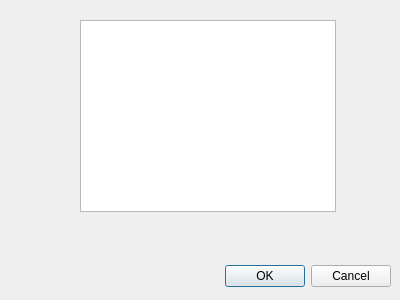
Old version of the form windowreader.ui in the repository maximillian2/time-series.
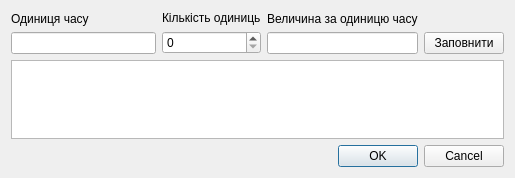
New version of the form.

Commit message: Added custom table view and help classes.

The edit to the form file:
```diff
--- a/windowreader.ui
+++ b/windowreader.ui
@@ -6,39 +6,98 @@
    <rect>
     <x>0</x>
     <y>0</y>
-    <width>400</width>
-    <height>300</height>
+    <width>515</width>
+    <height>178</height>
    </rect>
   </property>
   <property name="windowTitle">
    <string>Dialog</string>
   </property>
-  <widget class="QDialogButtonBox" name="buttonBox">
-   <property name="geometry">
-    <rect>
-     <x>50</x>
-     <y>260</y>
-     <width>341</width>
-     <height>32</height>
-    </rect>
-   </property>
-   <property name="orientation">
-    <enum>Qt::Horizontal</enum>
-   </property>
-   <property name="standardButtons">
-    <set>QDialogButtonBox::Cancel|QDialogButtonBox::Ok</set>
-   </property>
-  </widget>
-  <widget class="QTableView" name="tableView">
-   <property name="geometry">
-    <rect>
-     <x>80</x>
-     <y>20</y>
-     <width>256</width>
-     <height>192</height>
-    </rect>
-   </property>
-  </widget>
+  <layout class="QVBoxLayout" name="verticalLayout_5">
+   <item>
+    <layout class="QHBoxLayout" name="horizontalLayout">
+     <item>
+      <layout class="QVBoxLayout" name="verticalLayout">
+       <item>
+        <widget class="QLabel" name="label_2">
+         <property name="text">
+          <string>Одиниця часу</string>
+         </property>
+        </widget>
+       </item>
+       <item>
+        <widget class="QLineEdit" name="unitLineEdit"/>
+       </item>
+      </layout>
+     </item>
+     <item>
+      <layout class="QVBoxLayout" name="verticalLayout_2">
+       <item>
+        <widget class="QLabel" name="label_4">
+         <property name="text">
+          <string>Кількість одиниць</string>
+         </property>
+        </widget>
+       </item>
+       <item>
+        <widget class="QSpinBox" name="spinBox"/>
+       </item>
+      </layout>
+     </item>
+     <item>
+      <layout class="QVBoxLayout" name="verticalLayout_3">
+       <item>
+        <widget class="QLabel" name="label_3">
+         <property name="text">
+          <string>Величина за одиницю часу</string>
+         </property>
+        </widget>
+       </item>
+       <item>
+        <widget class="QLineEdit" name="valuePerUnitEdit"/>
+       </item>
+      </layout>
+     </item>
+     <item>
+      <layout class="QVBoxLayout" name="verticalLayout_4">
+       <item>
+        <spacer name="verticalSpacer_2">
+         <property name="orientation">
+          <enum>Qt::Vertical</enum>
+         </property>
+         <property name="sizeHint" stdset="0">
+          <size>
+           <width>20</width>
+           <height>40</height>
+          </size>
+         </property>
+        </spacer>
+       </item>
+       <item>
+        <widget class="QPushButton" name="fillPushButton">
+         <property name="text">
+          <string>Заповнити</string>
+         </property>
+        </widget>
+       </item>
+      </layout>
+     </item>
+    </layout>
+   </item>
+   <item>
+    <widget class="QTableView" name="tableView"/>
+   </item>
+   <item>
+    <widget class="QDialogButtonBox" name="buttonBox">
+     <property name="orientation">
+      <enum>Qt::Horizontal</enum>
+     </property>
+     <property name="standardButtons">
+      <set>QDialogButtonBox::Cancel|QDialogButtonBox::Ok</set>
+     </property>
+    </widget>
+   </item>
+  </layout>
  </widget>
  <resources/>
  <connections>
```
The commit also changes 9 other files.
